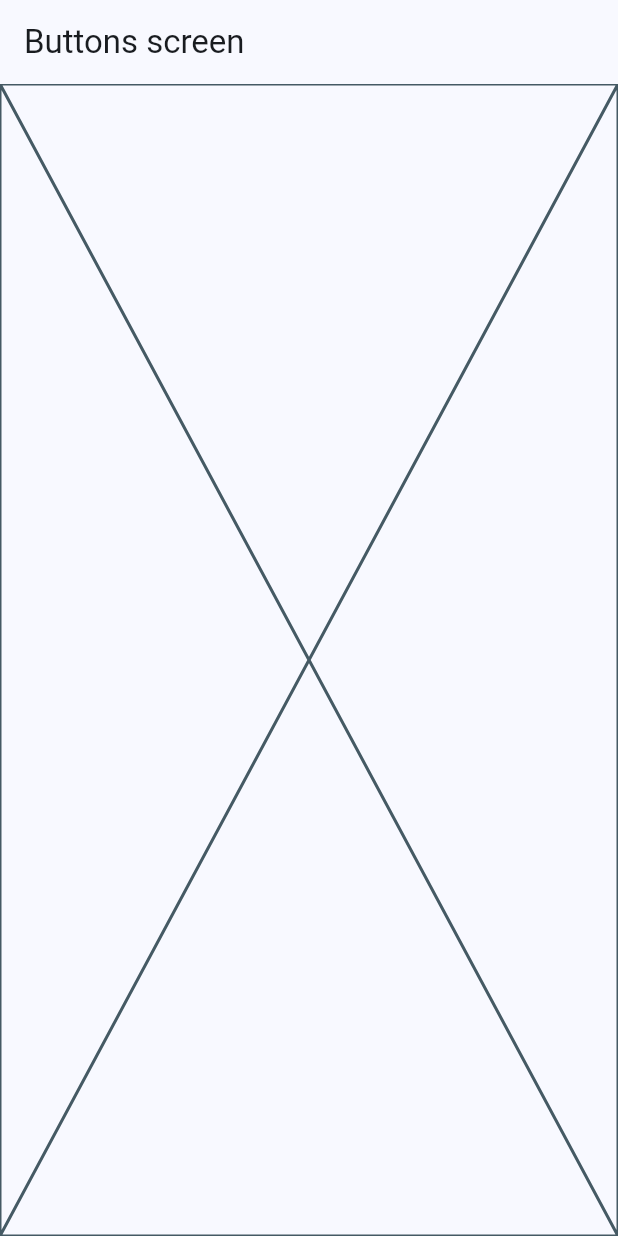
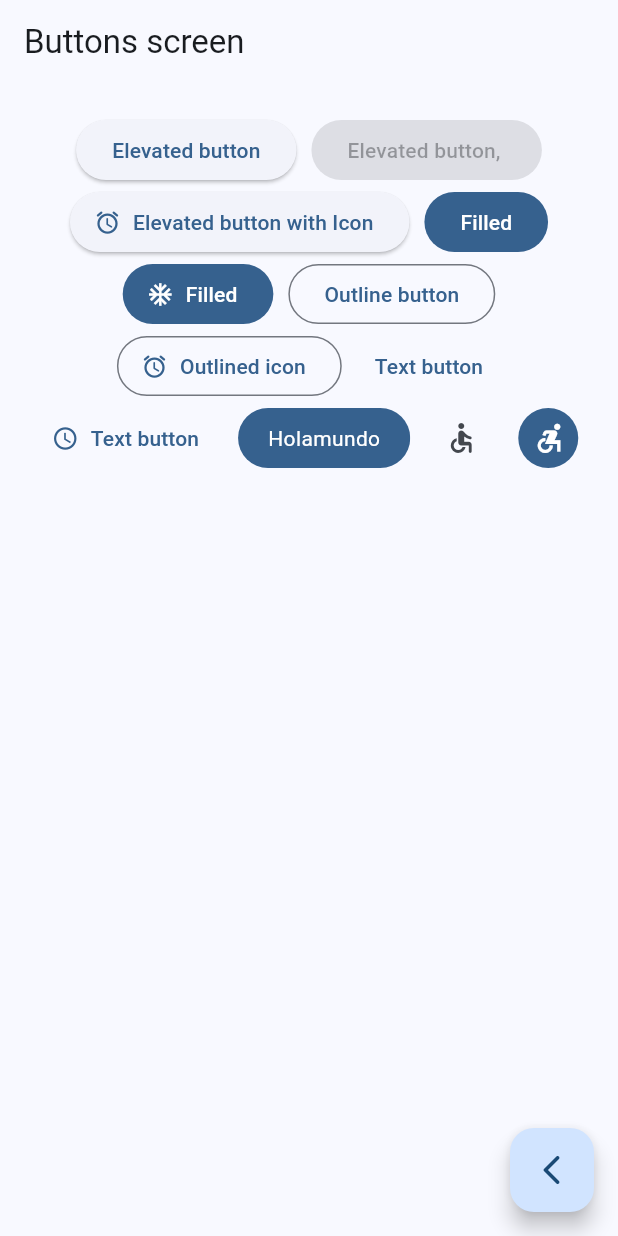
Before and after one commit to hhugo-isc/flutter-bases, a Flutter app: the ButtonsScreen screen opened by its route, on a phone screen of 412 x 824 dp. Run offline on Flutter 3.47's test engine with Material 2 defaults, Android fonts, the phone set to English and light mode, and no system bars; our stand-ins replace go_router.

Commit message:
Se agregan bottones

```diff
--- a/lib/presentation/screens/buttons/buttons_screen.dart
+++ b/lib/presentation/screens/buttons/buttons_screen.dart
@@ -1,4 +1,5 @@
 import 'package:flutter/material.dart';
+import 'package:go_router/go_router.dart';
 
 class ButtonsScreen extends StatelessWidget {
   const ButtonsScreen({super.key});
@@ -11,7 +12,98 @@ class ButtonsScreen extends StatelessWidget {
       appBar: AppBar(
         title: Text('Buttons screen'),
       ),
-      body: Placeholder(),
+      body: const _ButtonsView(),
+      floatingActionButton: FloatingActionButton(
+        onPressed: () {
+          context.pop();
+        },
+        child: const Icon(Icons.arrow_back_ios_rounded),
+      ),
     );
   }
 }
+
+class _ButtonsView extends StatelessWidget {
+  const _ButtonsView({
+    super.key,
+  });
+
+  @override
+  Widget build(BuildContext context) {
+    final colors = Theme.of(context).colorScheme;
+    return SizedBox(
+      width: double.infinity,
+      child: Padding(
+        padding: const EdgeInsets.symmetric(horizontal: 10, vertical: 20),
+        child: Wrap(
+          spacing: 10,
+          crossAxisAlignment: WrapCrossAlignment.center,
+          alignment: WrapAlignment.center,
+          children: [
+            ElevatedButton(
+                onPressed: () {}, child: const Text('Elevated button')),
+            const ElevatedButton(
+                onPressed: null, child: Text('Elevated button, ')),
+            ElevatedButton.icon(
+                onPressed: () {},
+                icon: const Icon(Icons.access_alarm_rounded),
+                label: const Text('Elevated button with Icon')),
+            FilledButton(onPressed: () {}, child: const Text('Filled')),
+            FilledButton.icon(
+              onPressed: () {},
+              label: const Text('Filled'),
+              icon: const Icon(Icons.ac_unit_outlined),
+            ),
+            OutlinedButton(
+                onPressed: () {}, child: const Text('Outline button')),
+            OutlinedButton.icon(
+                onPressed: () {},
+                icon: Icon(Icons.access_alarm_rounded),
+                label: const Text('Outlined icon')),
+            TextButton(onPressed: () {}, child: const Text('Text button')),
+            TextButton.icon(
+              onPressed: () {},
+              label: const Text('Text button'),
+              icon: const Icon(Icons.access_time_outlined),
+            ),
+            const _CustomButton(),
+            IconButton(
+                onPressed: () {}, icon: const Icon(Icons.accessible_rounded)),
+            IconButton(
+              onPressed: () {},
+              icon: const Icon(Icons.accessible_forward_sharp),
+              style: ButtonStyle(
+                  backgroundColor: MaterialStateProperty.all(colors.primary),
+                  iconColor: const MaterialStatePropertyAll(Colors.white)),
+            ),
+          ],
+        ),
+      ),
+    );
+  }
+}
+
+class _CustomButton extends StatelessWidget {
+  const _CustomButton({super.key});
+
+  @override
+  Widget build(BuildContext context) {
+    final colors = Theme.of(context).colorScheme;
+    return ClipRRect(
+      borderRadius: BorderRadius.circular(20),
+      child: Material(
+        color: colors.primary,
+        child: InkWell(
+          onTap: () {},
+          child: const Padding(
+            padding: EdgeInsets.symmetric(vertical: 10, horizontal: 20),
+            child: Text(
+              'Holamundo',
+              style: TextStyle(color: Colors.white),
+            ),
+          ),
+        ),
+      ),
+    );
+  }
+}
```
